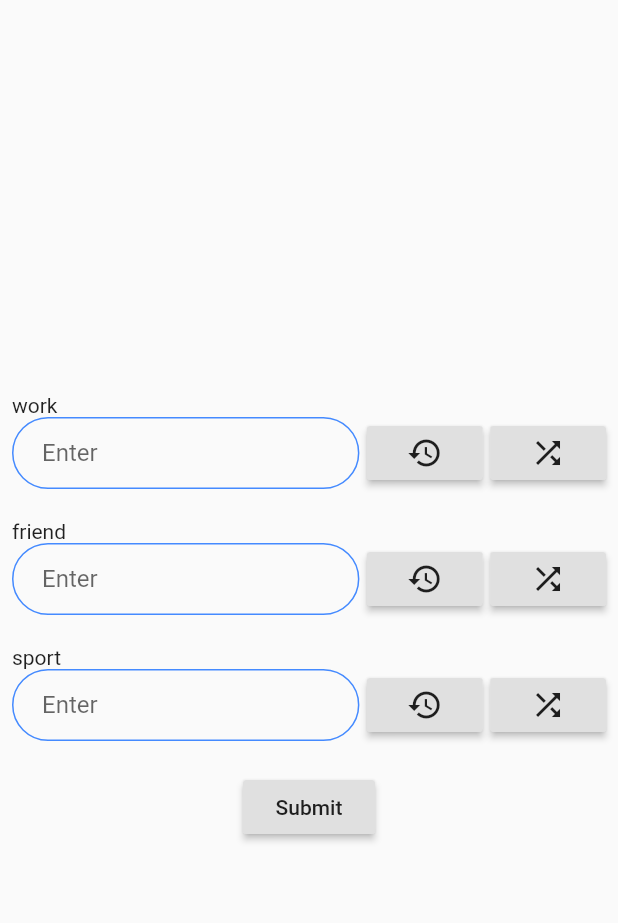
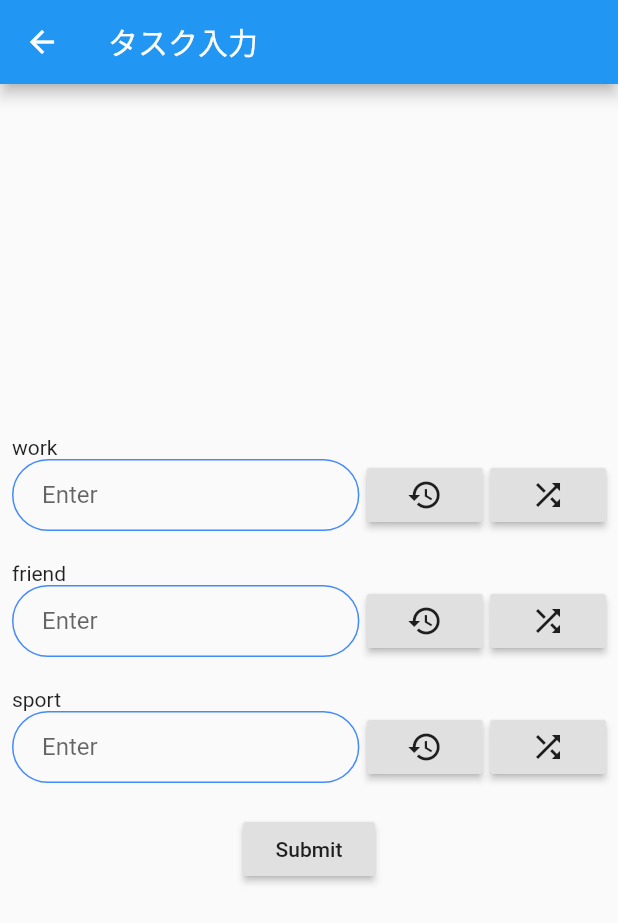
Before and after one commit to full-stack-engineer/pick_three, a Flutter app: the screen it shows after launch, after a tap on "ランダムで選ぶ", on a phone screen of 412 x 824 dp. Shown: the top 923 px of the screen. Run offline on Flutter 3.47's test engine with Material 2 defaults, Android fonts, the light colour scheme and no system bars; our stand-ins replace sqflite; accounts and stored records are empty.

Commit message:
add appBar

```diff
--- a/lib/src/screens/home_screen.dart
+++ b/lib/src/screens/home_screen.dart
@@ -9,6 +9,9 @@ class HomeScreen extends StatelessWidget {
   @override
   Widget build(BuildContext context) {
     return Scaffold(
+      appBar: AppBar(
+        title: Text('ホーム'),
+      ),
       body: SafeArea(
         child: Center(
           child: Row(
--- a/lib/src/screens/pick_add_screen.dart
+++ b/lib/src/screens/pick_add_screen.dart
@@ -13,6 +13,9 @@ class PickAddScreen extends StatelessWidget {
   @override
   Widget build(BuildContext context) {
     return Scaffold(
+      appBar: AppBar(
+        title: Text('タスク入力'),
+      ),
       body: SafeArea(
         child: Padding(
           padding: const EdgeInsets.all(8.0),
```
Also changed, not shown: 1 other file.
